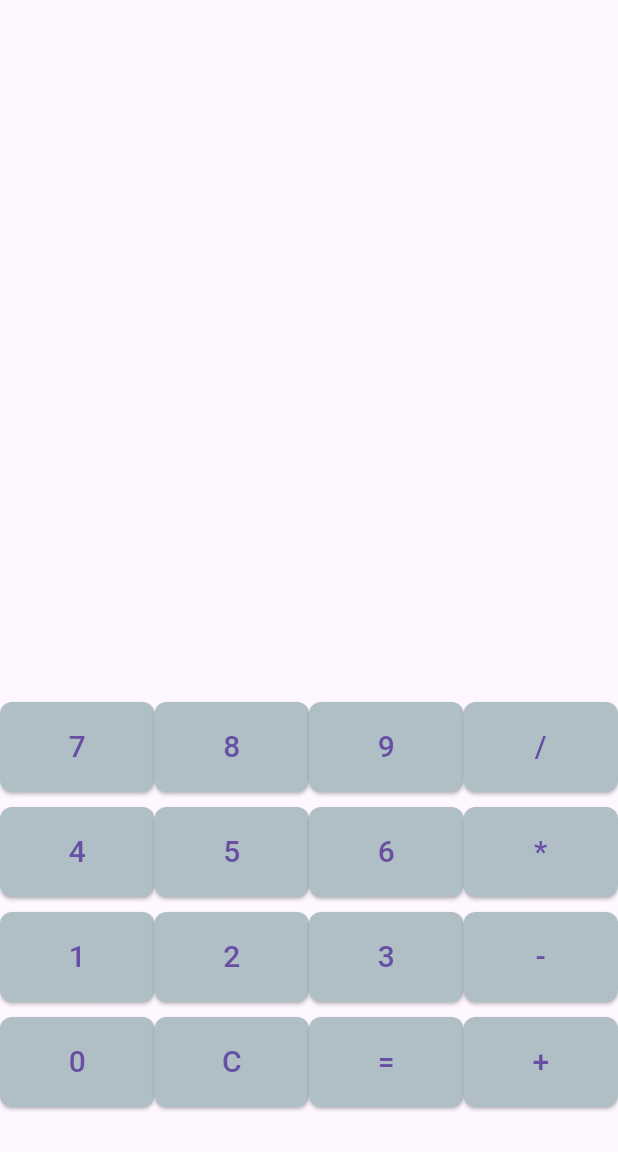
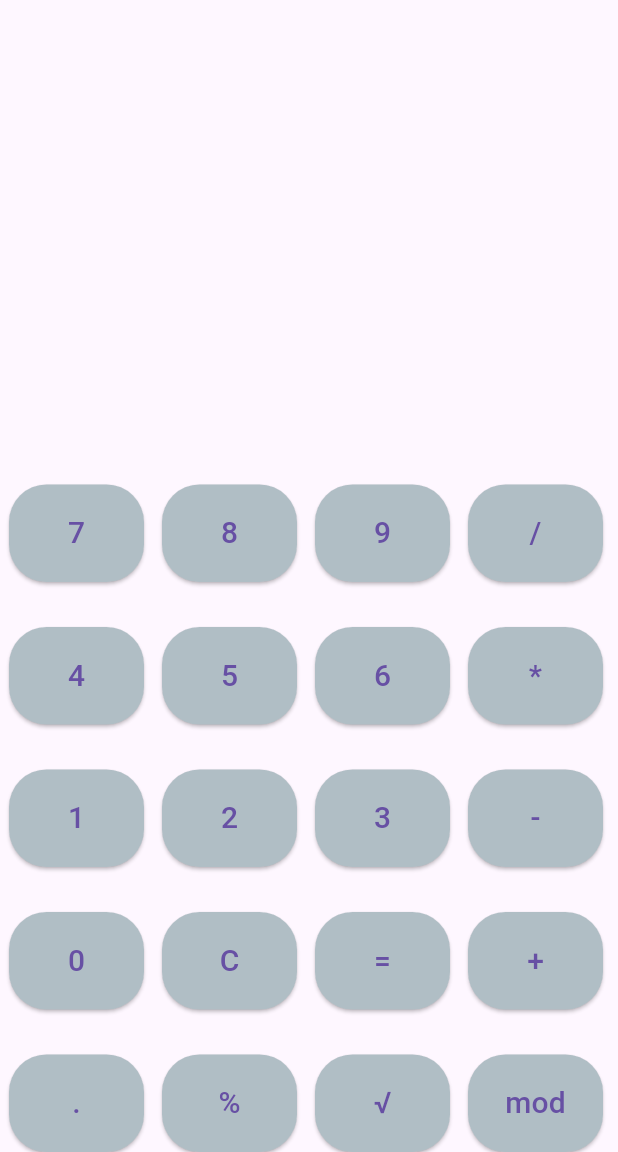
Before and after one commit to gina4455/flutter-calculator, a Flutter app: the screen it shows after launch, on a phone screen of 412 x 824 dp, the part 84-1236 px from its top. Run offline on Flutter 3.47's test engine with Material 3 defaults, Android fonts, the phone set to English and light mode, and no system bars; missing offline and left inert: expressions.

Commit message:
Added square button to the calculator app

```diff
--- a/lib/main.dart
+++ b/lib/main.dart
@@ -48,16 +48,17 @@ class _CalculatorScreenState extends State<CalculatorScreen> {
   }
 
   Widget _buildButton(String value) {
-    return Expanded(
+    return Padding(
+      padding: const EdgeInsets.symmetric(horizontal: 6),
       child: ElevatedButton(
         style: ElevatedButton.styleFrom(
           backgroundColor: Colors.blueGrey[200], // Match background color
           //onPrimary: Colors.black,
           padding:
-              const EdgeInsets.all(12), // Reduced padding for smaller buttons
-          minimumSize: const Size(60, 60), // Set a smaller size for the buttons
+              const EdgeInsets.all(18), // Reduced padding for smaller buttons
+          minimumSize: const Size(90, 60), // Set a smaller size for the buttons
           shape: RoundedRectangleBorder(
-            borderRadius: BorderRadius.circular(8), // Keep a slight roundness
+            borderRadius: BorderRadius.circular(25), // Keep a slight roundness
           ),
         ),
         onPressed: () => _onButtonPressed(value),
@@ -115,8 +116,7 @@ class _CalculatorScreenState extends State<CalculatorScreen> {
                     style: const TextStyle(
                       fontSize: 48,
                       fontWeight: FontWeight.bold,
-                      color: Colors
-                          .black, // Match result text color to ensure visibility
+                      color: Colors.black,
                     ),
                   ),
                 ],
@@ -133,7 +133,7 @@ class _CalculatorScreenState extends State<CalculatorScreen> {
                   _buildButton('/'),
                 ],
               ),
-              const SizedBox(height: 10), // Add spacing for visual clarity
+              const SizedBox(height: 30), // Add spacing for visual clarity
               Row(
                 children: [
                   _buildButton('4'),
@@ -142,7 +142,7 @@ class _CalculatorScreenState extends State<CalculatorScreen> {
                   _buildButton('*'),
                 ],
               ),
-              const SizedBox(height: 10),
+              const SizedBox(height: 30),
               Row(
                 children: [
                   _buildButton('1'),
@@ -151,7 +151,7 @@ class _CalculatorScreenState extends State<CalculatorScreen> {
                   _buildButton('-'),
                 ],
               ),
-              const SizedBox(height: 10),
+              const SizedBox(height: 30),
               Row(
                 children: [
                   _buildButton('0'),
@@ -160,8 +160,15 @@ class _CalculatorScreenState extends State<CalculatorScreen> {
                   _buildButton('+'),
                 ],
               ),
-              const SizedBox(
-                  height: 30), // Add space between buttons and bottom edge
+              const SizedBox(height: 30),
+              Row(
+                children: [
+                  _buildButton('.'),
+                  _buildButton('%'),
+                  _buildButton('√'),
+                  _buildButton('mod'),
+                ],
+              ),
             ],
           ),
         ],
```
